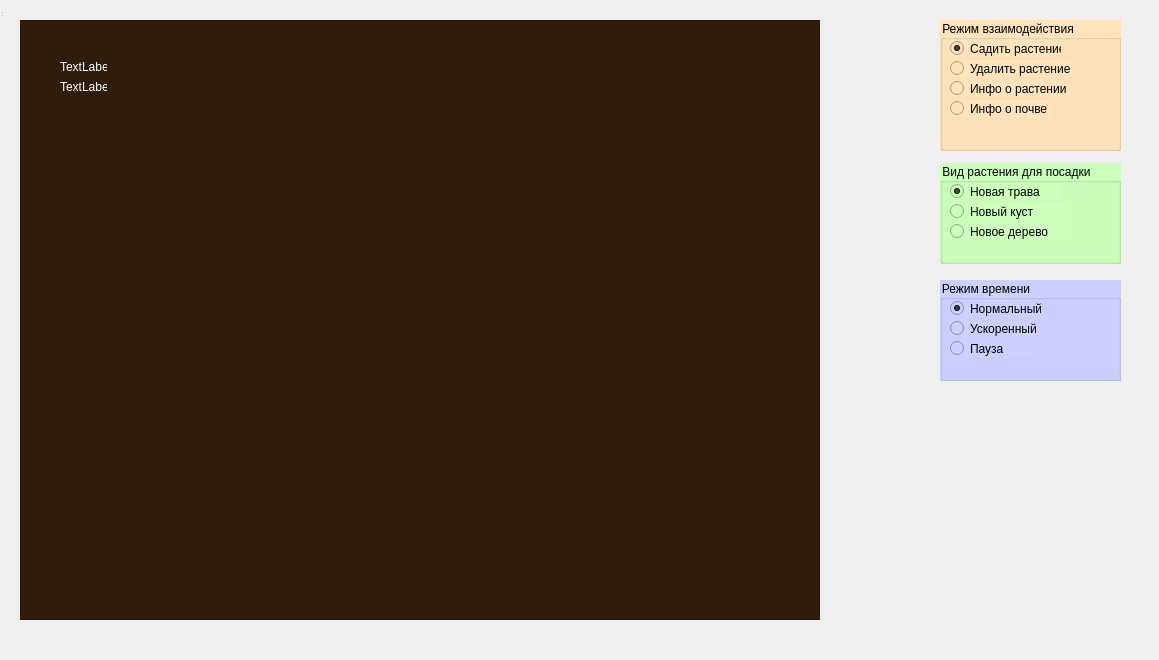
The window that Forest/mainwidget.ui (GulinAlexey/Prakt2021) describes before a commit, drawn with Qt 5.
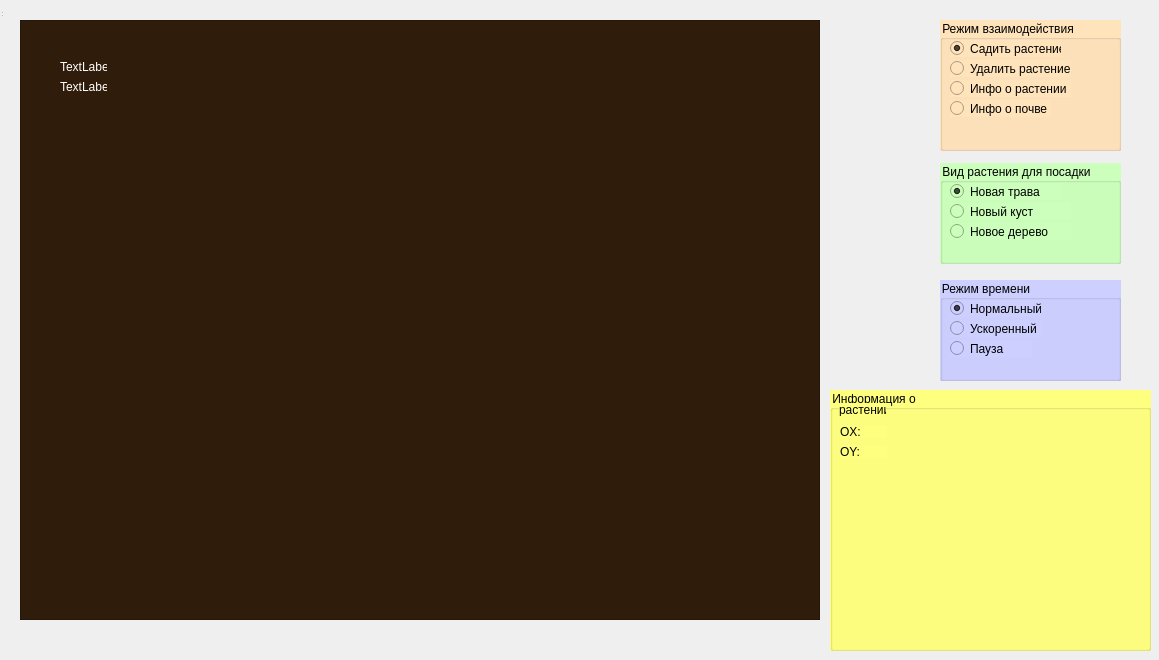
The same window after the commit. Icons and pictures are not drawn.

Commit message: Начата работа над блоком с инфо о растении

Patch:
```diff
--- a/Forest/mainwidget.ui
+++ b/Forest/mainwidget.ui
@@ -520,6 +520,503 @@
     </property>
    </widget>
   </widget>
+  <widget class="QGroupBox" name="info_box">
+   <property name="geometry">
+    <rect>
+     <x>830</x>
+     <y>390</y>
+     <width>321</width>
+     <height>261</height>
+    </rect>
+   </property>
+   <property name="palette">
+    <palette>
+     <active>
+      <colorrole role="WindowText">
+       <brush brushstyle="SolidPattern">
+        <color alpha="255">
+         <red>0</red>
+         <green>0</green>
+         <blue>0</blue>
+        </color>
+       </brush>
+      </colorrole>
+      <colorrole role="Button">
+       <brush brushstyle="SolidPattern">
+        <color alpha="255">
+         <red>255</red>
+         <green>255</green>
+         <blue>127</blue>
+        </color>
+       </brush>
+      </colorrole>
+      <colorrole role="Light">
+       <brush brushstyle="SolidPattern">
+        <color alpha="255">
+         <red>255</red>
+         <green>255</green>
+         <blue>254</blue>
+        </color>
+       </brush>
+      </colorrole>
+      <colorrole role="Midlight">
+       <brush brushstyle="SolidPattern">
+        <color alpha="255">
+         <red>255</red>
+         <green>255</green>
+         <blue>190</blue>
+        </color>
+       </brush>
+      </colorrole>
+      <colorrole role="Dark">
+       <brush brushstyle="SolidPattern">
+        <color alpha="255">
+         <red>127</red>
+         <green>127</green>
+         <blue>63</blue>
+        </color>
+       </brush>
+      </colorrole>
+      <colorrole role="Mid">
+       <brush brushstyle="SolidPattern">
+        <color alpha="255">
+         <red>170</red>
+         <green>170</green>
+         <blue>85</blue>
+        </color>
+       </brush>
+      </colorrole>
+      <colorrole role="Text">
+       <brush brushstyle="SolidPattern">
+        <color alpha="255">
+         <red>0</red>
+         <green>0</green>
+         <blue>0</blue>
+        </color>
+       </brush>
+      </colorrole>
+      <colorrole role="BrightText">
+       <brush brushstyle="SolidPattern">
+        <color alpha="255">
+         <red>255</red>
+         <green>255</green>
+         <blue>255</blue>
+        </color>
+       </brush>
+      </colorrole>
+      <colorrole role="ButtonText">
+       <brush brushstyle="SolidPattern">
+        <color alpha="255">
+         <red>0</red>
+         <green>0</green>
+         <blue>0</blue>
+        </color>
+       </brush>
+      </colorrole>
+      <colorrole role="Base">
+       <brush brushstyle="SolidPattern">
+        <color alpha="255">
+         <red>255</red>
+         <green>255</green>
+         <blue>127</blue>
+        </color>
+       </brush>
+      </colorrole>
+      <colorrole role="Window">
+       <brush brushstyle="SolidPattern">
+        <color alpha="255">
+         <red>255</red>
+         <green>255</green>
+         <blue>127</blue>
+        </color>
+       </brush>
+      </colorrole>
+      <colorrole role="Shadow">
+       <brush brushstyle="SolidPattern">
+        <color alpha="255">
+         <red>0</red>
+         <green>0</green>
+         <blue>0</blue>
+        </color>
+       </brush>
+      </colorrole>
+      <colorrole role="AlternateBase">
+       <brush brushstyle="SolidPattern">
+        <color alpha="255">
+         <red>255</red>
+         <green>255</green>
+         <blue>191</blue>
+        </color>
+       </brush>
+      </colorrole>
+      <colorrole role="ToolTipBase">
+       <brush brushstyle="SolidPattern">
+        <color alpha="255">
+         <red>255</red>
+         <green>255</green>
+         <blue>220</blue>
+        </color>
+       </brush>
+      </colorrole>
+      <colorrole role="ToolTipText">
+       <brush brushstyle="SolidPattern">
+        <color alpha="255">
+         <red>0</red>
+         <green>0</green>
+         <blue>0</blue>
+        </color>
+       </brush>
+      </colorrole>
+      <colorrole role="PlaceholderText">
+       <brush brushstyle="SolidPattern">
+        <color alpha="128">
+         <red>0</red>
+         <green>0</green>
+         <blue>0</blue>
+        </color>
+       </brush>
+      </colorrole>
+     </active>
+     <inactive>
+      <colorrole role="WindowText">
+       <brush brushstyle="SolidPattern">
+        <color alpha="255">
+         <red>0</red>
+         <green>0</green>
+         <blue>0</blue>
+        </color>
+       </brush>
+      </colorrole>
+      <colorrole role="Button">
+       <brush brushstyle="SolidPattern">
+        <color alpha="255">
+         <red>255</red>
+         <green>255</green>
+         <blue>127</blue>
+        </color>
+       </brush>
+      </colorrole>
+      <colorrole role="Light">
+       <brush brushstyle="SolidPattern">
+        <color alpha="255">
+         <red>255</red>
+         <green>255</green>
+         <blue>254</blue>
+        </color>
+       </brush>
+      </colorrole>
+      <colorrole role="Midlight">
+       <brush brushstyle="SolidPattern">
+        <color alpha="255">
+         <red>255</red>
+         <green>255</green>
+         <blue>190</blue>
+        </color>
+       </brush>
+      </colorrole>
+      <colorrole role="Dark">
+       <brush brushstyle="SolidPattern">
+        <color alpha="255">
+         <red>127</red>
+         <green>127</green>
+         <blue>63</blue>
+        </color>
+       </brush>
+      </colorrole>
+      <colorrole role="Mid">
+       <brush brushstyle="SolidPattern">
+        <color alpha="255">
+         <red>170</red>
+         <green>170</green>
+         <blue>85</blue>
+        </color>
+       </brush>
+      </colorrole>
+      <colorrole role="Text">
+       <brush brushstyle="SolidPattern">
+        <color alpha="255">
+         <red>0</red>
+         <green>0</green>
+         <blue>0</blue>
+        </color>
+       </brush>
+      </colorrole>
+      <colorrole role="BrightText">
+       <brush brushstyle="SolidPattern">
+        <color alpha="255">
+         <red>255</red>
+         <green>255</green>
+         <blue>255</blue>
+        </color>
+       </brush>
+      </colorrole>
+      <colorrole role="ButtonText">
+       <brush brushstyle="SolidPattern">
+        <color alpha="255">
+         <red>0</red>
+         <green>0</green>
+         <blue>0</blue>
+        </color>
+       </brush>
+      </colorrole>
+      <colorrole role="Base">
+       <brush brushstyle="SolidPattern">
+        <color alpha="255">
+         <red>255</red>
+         <green>255</green>
+         <blue>127</blue>
+        </color>
+       </brush>
+      </colorrole>
+      <colorrole role="Window">
+       <brush brushstyle="SolidPattern">
+        <color alpha="255">
+         <red>255</red>
+         <green>255</green>
+         <blue>127</blue>
+        </color>
+       </brush>
+      </colorrole>
+      <colorrole role="Shadow">
+       <brush brushstyle="SolidPattern">
+        <color alpha="255">
+         <red>0</red>
+         <green>0</green>
+         <blue>0</blue>
+        </color>
+       </brush>
+      </colorrole>
+      <colorrole role="AlternateBase">
+       <brush brushstyle="SolidPattern">
+        <color alpha="255">
+         <red>255</red>
+         <green>255</green>
+         <blue>191</blue>
+        </color>
+       </brush>
+      </colorrole>
+      <colorrole role="ToolTipBase">
+       <brush brushstyle="SolidPattern">
+        <color alpha="255">
+         <red>255</red>
+         <green>255</green>
+         <blue>220</blue>
+        </color>
+       </brush>
+      </colorrole>
+      <colorrole role="ToolTipText">
+       <brush brushstyle="SolidPattern">
+        <color alpha="255">
+         <red>0</red>
+         <green>0</green>
+         <blue>0</blue>
+        </color>
+       </brush>
+      </colorrole>
+      <colorrole role="PlaceholderText">
+       <brush brushstyle="SolidPattern">
+        <color alpha="128">
+         <red>0</red>
+         <green>0</green>
+         <blue>0</blue>
+        </color>
+       </brush>
+      </colorrole>
+     </inactive>
+     <disabled>
+      <colorrole role="WindowText">
+       <brush brushstyle="SolidPattern">
+        <color alpha="255">
+         <red>127</red>
+         <green>127</green>
+         <blue>63</blue>
+        </color>
+       </brush>
+      </colorrole>
+      <colorrole role="Button">
+       <brush brushstyle="SolidPattern">
+        <color alpha="255">
+         <red>255</red>
+         <green>255</green>
+         <blue>127</blue>
+        </color>
+       </brush>
+      </colorrole>
+      <colorrole role="Light">
+       <brush brushstyle="SolidPattern">
+        <color alpha="255">
+         <red>255</red>
+         <green>255</green>
+         <blue>254</blue>
+        </color>
+       </brush>
+      </colorrole>
+      <colorrole role="Midlight">
+       <brush brushstyle="SolidPattern">
+        <color alpha="255">
+         <red>255</red>
+         <green>255</green>
+         <blue>190</blue>
+        </color>
+       </brush>
+      </colorrole>
+      <colorrole role="Dark">
+       <brush brushstyle="SolidPattern">
+        <color alpha="255">
+         <red>127</red>
+         <green>127</green>
+         <blue>63</blue>
+        </color>
+       </brush>
+      </colorrole>
+      <colorrole role="Mid">
+       <brush brushstyle="SolidPattern">
+        <color alpha="255">
+         <red>170</red>
+         <green>170</green>
+         <blue>85</blue>
+        </color>
+       </brush>
+      </colorrole>
+      <colorrole role="Text">
+       <brush brushstyle="SolidPattern">
+        <color alpha="255">
+         <red>127</red>
+         <green>127</green>
+         <blue>63</blue>
+        </color>
+       </brush>
+      </colorrole>
+      <colorrole role="BrightText">
+       <brush brushstyle="SolidPattern">
+        <color alpha="255">
+         <red>255</red>
+         <green>255</green>
+         <blue>255</blue>
+        </color>
+       </brush>
+      </colorrole>
+      <colorrole role="ButtonText">
+       <brush brushstyle="SolidPattern">
+        <color alpha="255">
+         <red>127</red>
+         <green>127</green>
+         <blue>63</blue>
+        </color>
+       </brush>
+      </colorrole>
+      <colorrole role="Base">
+       <brush brushstyle="SolidPattern">
+        <color alpha="255">
+         <red>255</red>
+         <green>255</green>
+         <blue>127</blue>
+        </color>
+       </brush>
+      </colorrole>
+      <colorrole role="Window">
+       <brush brushstyle="SolidPattern">
+        <color alpha="255">
+         <red>255</red>
+         <green>255</green>
+         <blue>127</blue>
+        </color>
+       </brush>
+      </colorrole>
+      <colorrole role="Shadow">
+       <brush brushstyle="SolidPattern">
+        <color alpha="255">
+         <red>0</red>
+         <green>0</green>
+         <blue>0</blue>
+        </color>
+       </brush>
+      </colorrole>
+      <colorrole role="AlternateBase">
+       <brush brushstyle="SolidPattern">
+        <color alpha="255">
+         <red>255</red>
+         <green>255</green>
+         <blue>127</blue>
+        </color>
+       </brush>
+      </colorrole>
+      <colorrole role="ToolTipBase">
+       <brush brushstyle="SolidPattern">
+        <color alpha="255">
+         <red>255</red>
+         <green>255</green>
+         <blue>220</blue>
+        </color>
+       </brush>
+      </colorrole>
+      <colorrole role="ToolTipText">
+       <brush brushstyle="SolidPattern">
+        <color alpha="255">
+         <red>0</red>
+         <green>0</green>
+         <blue>0</blue>
+        </color>
+       </brush>
+      </colorrole>
+      <colorrole role="PlaceholderText">
+       <brush brushstyle="SolidPattern">
+        <color alpha="128">
+         <red>0</red>
+         <green>0</green>
+         <blue>0</blue>
+        </color>
+       </brush>
+      </colorrole>
+     </disabled>
+    </palette>
+   </property>
+   <property name="styleSheet">
+    <string notr="true">background-color: rgb(255, 255, 127);</string>
+   </property>
+   <property name="title">
+    <string>Информация о</string>
+   </property>
+   <widget class="QLabel" name="info_0">
+    <property name="geometry">
+     <rect>
+      <x>9</x>
+      <y>13</y>
+      <width>47</width>
+      <height>13</height>
+     </rect>
+    </property>
+    <property name="text">
+     <string>растении</string>
+    </property>
+   </widget>
+   <widget class="QLabel" name="info_1">
+    <property name="geometry">
+     <rect>
+      <x>10</x>
+      <y>35</y>
+      <width>47</width>
+      <height>13</height>
+     </rect>
+    </property>
+    <property name="text">
+     <string>OX: </string>
+    </property>
+   </widget>
+   <widget class="QLabel" name="info_2">
+    <property name="geometry">
+     <rect>
+      <x>10</x>
+      <y>55</y>
+      <width>47</width>
+      <height>13</height>
+     </rect>
+    </property>
+    <property name="text">
+     <string>OY: </string>
+    </property>
+   </widget>
+  </widget>
  </widget>
  <resources/>
  <connections/>
```
The commit also changes 3 other files.
